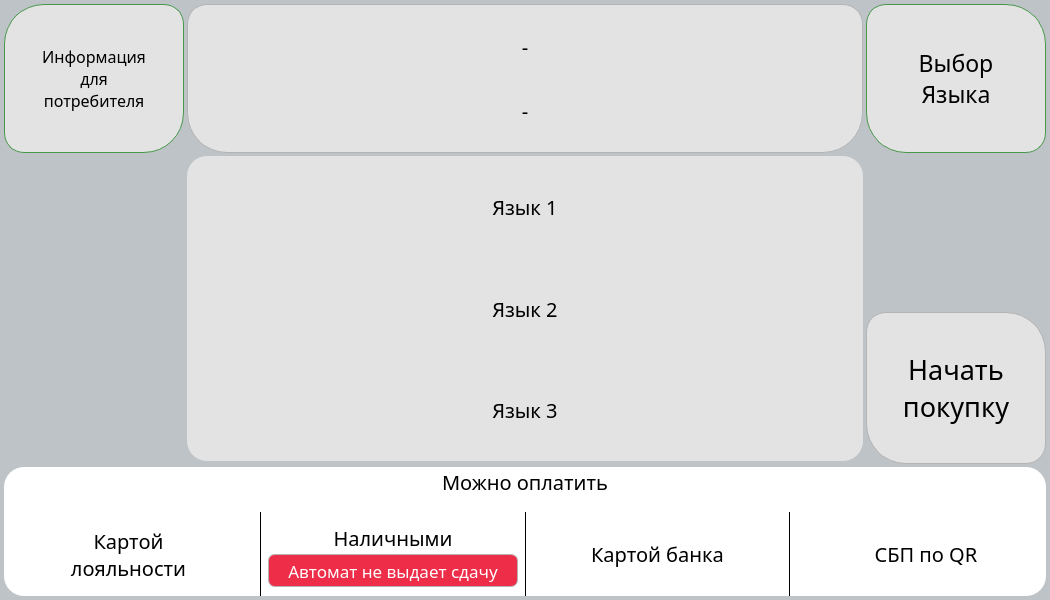
Above: services/gui/resources/ui_interface/waiting_window.ui from dmitriymikryukov/vodobox-pro before the change. Below: the same form after it.
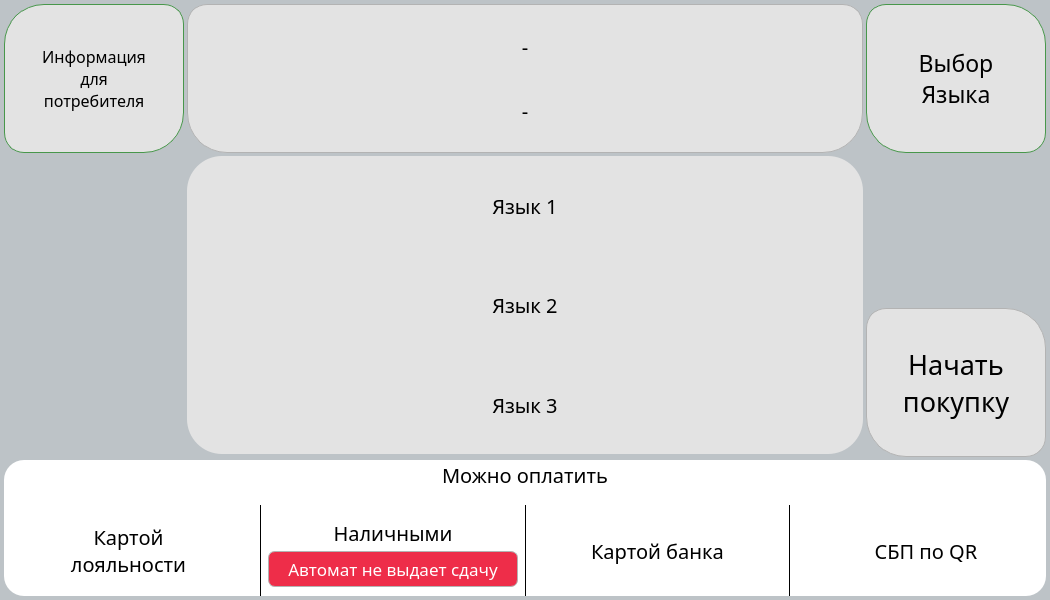
That is the form after the change. The open tabs and pages were chosen to show the change.

Commit message: update buy and waiting widows

The edit to the form file:
```diff
--- a/services/gui/resources/ui_interface/waiting_window.ui
+++ b/services/gui/resources/ui_interface/waiting_window.ui
@@ -64,7 +64,7 @@
       <property name="spacing">
        <number>0</number>
       </property>
-      <item row="1" column="0" alignment="Qt::AlignBottom">
+      <item row="1" column="0">
        <widget class="QFrame" name="frame_3">
         <property name="minimumSize">
          <size>
@@ -102,12 +102,6 @@
              <verstretch>0</verstretch>
             </sizepolicy>
            </property>
-           <property name="minimumSize">
-            <size>
-             <width>0</width>
-             <height>129</height>
-            </size>
-           </property>
            <property name="styleSheet">
             <string notr="true">#frame_17 {
 	background-color: white;
@@ -682,6 +676,12 @@
             </item>
             <item>
              <widget class="QStackedWidget" name="second_top_left_stack_widget">
+              <property name="minimumSize">
+               <size>
+                <width>0</width>
+                <height>149</height>
+               </size>
+              </property>
               <property name="styleSheet">
                <string notr="true">background-color: transparent</string>
               </property>
@@ -819,6 +819,12 @@
             </item>
             <item>
              <widget class="QStackedWidget" name="second_bottom_left_stack_widget">
+              <property name="minimumSize">
+               <size>
+                <width>0</width>
+                <height>149</height>
+               </size>
+              </property>
               <property name="styleSheet">
                <string notr="true">background-color: transparent</string>
               </property>
@@ -1504,7 +1510,7 @@
                         <property name="styleSheet">
                          <string notr="true">#frame_24 {
 	background-color: rgb(227, 227, 227);
-	border-radius: 20px;
+	border-radius: 35px;
 }</string>
                         </property>
                         <property name="frameShape">
```
Left out of the diff: 12 changed lines with no effect on the pictures. The commit also changes 1 other file.
